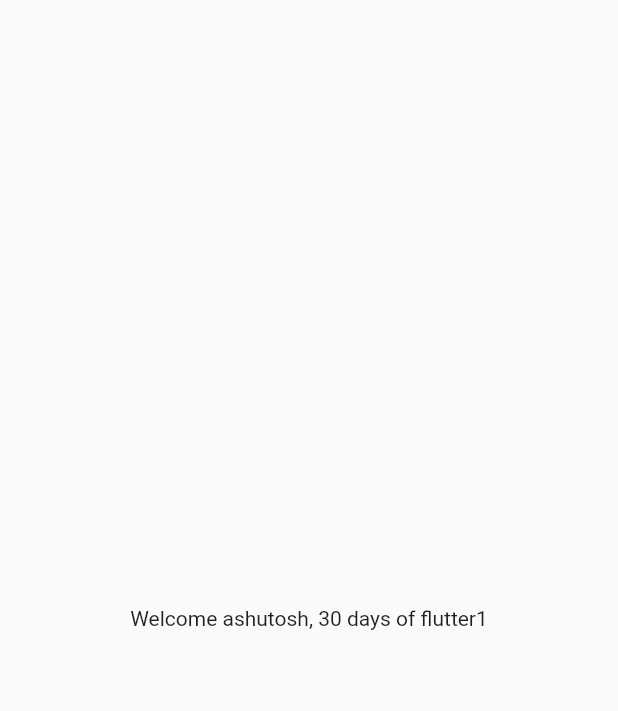
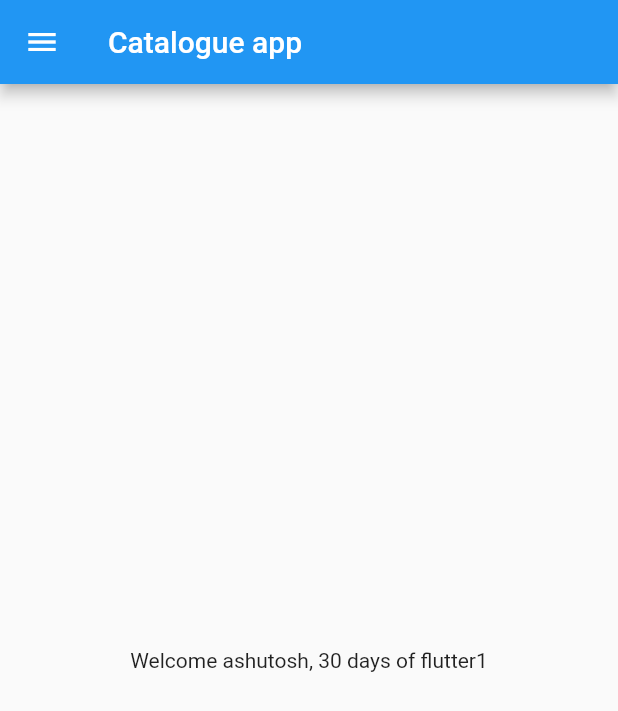
Before and after one commit to ashutosh2205x/flutter, a Flutter app: the screen it shows after launch, on a phone screen of 412 x 824 dp. Shown: the top 711 px of the screen. Run offline on Flutter 3.47's test engine with Material 2 defaults, Android fonts, the phone set to English and light mode, and no system bars.

Commit message:
home page added

```diff
--- a/lib/features/home/home_page.dart
+++ b/lib/features/home/home_page.dart
@@ -8,8 +8,13 @@ class HomePage extends StatelessWidget {
     int days = 30;
     String name = 'ashutosh';
     return Scaffold(
-        body: Center(
-      child: Container(child: Text('Welcome $name, $days days of flutter1')),
-    ));
+      appBar: AppBar(
+        title: const Text('Catalogue app'),
+      ),
+      body: Center(
+        child: Text('Welcome $name, $days days of flutter1'),
+      ),
+      drawer: const Drawer(),
+    );
   }
 }
```
